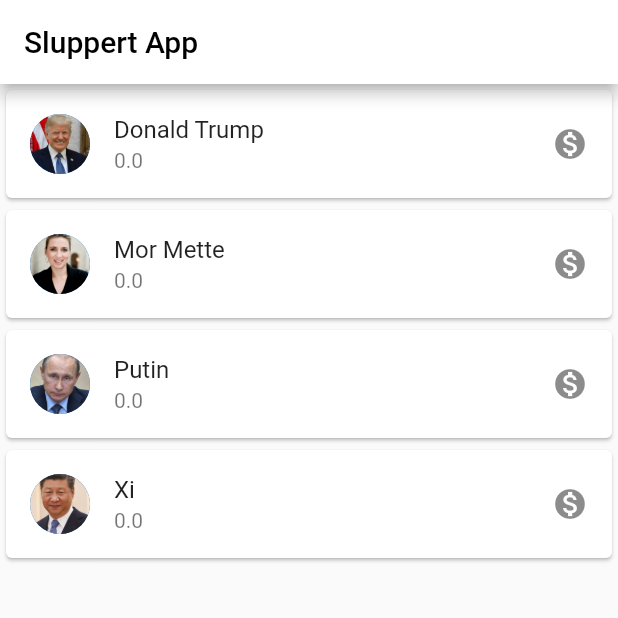
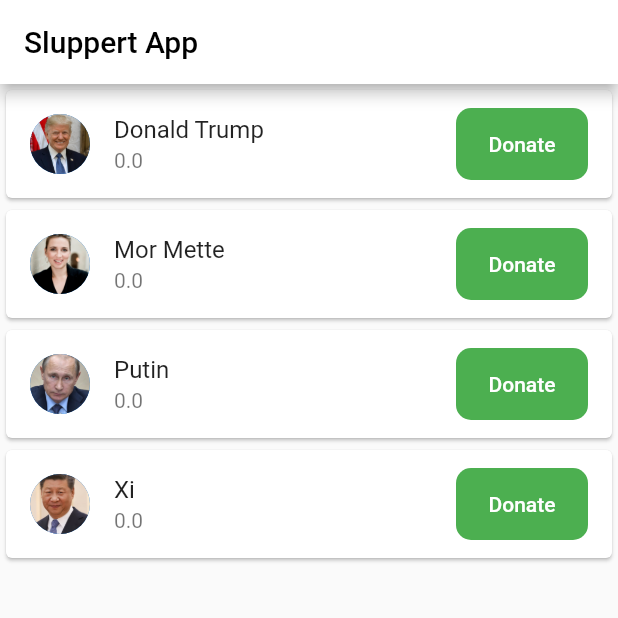
Before and after one commit to bidblog/sluppert-17-app, a Flutter app: the screen it shows after launch, on a phone screen of 412 x 824 dp, the top half of it. Run offline on Flutter 3.47's test engine with Material 2 defaults, Android fonts, the phone set to English and light mode, and no system bars.

Commit message:
Refactoret til at anvende Provider frameworket.

```diff
--- a/lib/main.dart
+++ b/lib/main.dart
@@ -1,13 +1,18 @@
 import 'package:flutter/cupertino.dart';
 import 'package:flutter/material.dart';
+import 'package:slupperapplive/models/sluppert_data.dart';
 import 'package:slupperapplive/routes/sluppert_list.dart';
+import 'package:provider/provider.dart';
 
 void main() => runApp(SluppertApp());
 
 class SluppertApp extends StatelessWidget {
   @override
   Widget build(BuildContext context) {
-    return MaterialApp(
+    // Jeg wrapper yderste app i provideren, og i create laver jeg instans af det data der skal stilles til rådighed
+    return ChangeNotifierProvider<SluppertData>(
+      create: (context) => SluppertData(),
+      child: MaterialApp(
         home: Scaffold(
           appBar: AppBar(
             title: Text(
@@ -18,6 +23,7 @@ class SluppertApp extends StatelessWidget {
           ),
           body: SluppertList(),
         ),
+      ),
     );
   }
 }
--- /dev/null
+++ b/lib/models/sluppert_data.dart
@@ -0,0 +1,26 @@
+import 'package:flutter/material.dart';
+import 'package:slupperapplive/models/sluppert_model.dart';
+
+// Vi nedarver fra ChangeNotifier for at få adgang til en metode der kan opdatere widgets når data ændrer sig.
+class SluppertData extends ChangeNotifier {
+  List<SluppertModel> _slupperter = SluppertModel.demoData();
+
+  //En funktion der kan give mig en bestemt sluppert retur
+  SluppertModel sluppertAtIndex(int index) {
+    return _slupperter[index];
+  }
+
+  //En Beregnet property der fortæller hvor mange slupperter vi har vi vores data
+  int get numberOfSlupperter {
+    return _slupperter.length;
+  }
+
+  // En funktion der modtager en donation og opdaterer en sluppert
+  void receiveDonation({@required double donation, @required int atIndex}) {
+    _slupperter[atIndex].donationTotal += donation;
+
+    // Her kalder vi en metode der fortæller vores lyttere at data har opdateret sig.
+    notifyListeners();
+    print('NotifyListeners');
+  }
+}
--- a/lib/routes/sluppert_list.dart
+++ b/lib/routes/sluppert_list.dart
@@ -1,57 +1,20 @@
 import 'package:flutter/material.dart';
+import 'package:slupperapplive/models/sluppert_data.dart';
 import 'package:slupperapplive/models/sluppert_model.dart';
 import 'package:slupperapplive/widgets/sluppert_card.dart';
+import 'package:slupperapplive/widgets/sluppert_list_tile.dart';
+import 'package:provider/provider.dart';
 
-class SluppertList extends StatefulWidget {
-  List<SluppertModel> slupperter = SluppertModel.demoData();
-
-  @override
-  _SluppertListState createState() => _SluppertListState();
-}
-
-class _SluppertListState extends State<SluppertList> {
+class SluppertList extends StatelessWidget {
   @override
   Widget build(BuildContext context) {
     return Container(
       child: ListView.builder(
-        itemCount: widget.slupperter.length,
+        itemCount: Provider.of<SluppertData>(context).numberOfSlupperter,
         itemBuilder: (context, index) => SluppertListTile(
-          sluppert: widget.slupperter[index],
-          onTap: () {
-            setState(() {
-              widget.slupperter[index].donationTotal += 100.0;
-            });
-
-            print(
-                'Vores ${widget.slupperter[index].name} Sluppert har ${widget.slupperter[index].donationTotal.toString()}');
-          },
+          sluppertIndex: index,
         ),
       ),
     );
   }
 }
-
-class SluppertListTile extends StatelessWidget {
-  final SluppertModel sluppert;
-  final Function onTap;
-
-  SluppertListTile({@required this.sluppert, @required this.onTap});
-
-  @override
-  Widget build(BuildContext context) {
-    return Card(
-      child: ListTile(
-        title: Text(sluppert.name),
-        subtitle: Text(sluppert.donationTotal.toString()),
-        leading: CircleAvatar(
-          backgroundImage: AssetImage(sluppert.assetImage),
-        ),
-        trailing: Icon(Icons.monetization_on),
-        onTap: () {
-          onTap();
-          print('Trykket på sluppert ${sluppert.name}');
-        },
-      ),
-    );
-  }
-}
--- /dev/null
+++ b/lib/widgets/donation_button.dart
@@ -0,0 +1,26 @@
+import 'package:flutter/material.dart';
+
+class DonationButton extends StatelessWidget {
+  final Function onTap;
+
+  DonationButton({@required this.onTap});
+
+  @override
+  Widget build(BuildContext context) {
+    return Container(
+      decoration: BoxDecoration(
+        color: Colors.green,
+        borderRadius: BorderRadius.circular(10.0),
+      ),
+      child: FlatButton(
+        child: Text(
+          'Donate',
+          style: TextStyle(color: Colors.white),
+        ),
+        onPressed: () {
+          onTap();
+        },
+      ),
+    );
+  }
+}
--- /dev/null
+++ b/lib/widgets/sluppert_list_tile.dart
@@ -0,0 +1,42 @@
+import 'package:flutter/material.dart';
+import 'package:slupperapplive/models/sluppert_model.dart';
+import 'package:slupperapplive/widgets/donation_button.dart';
+import 'package:provider/provider.dart';
+import 'package:slupperapplive/models/sluppert_data.dart';
+
+class SluppertListTile extends StatelessWidget {
+  final int sluppertIndex;
+
+  SluppertListTile({@required this.sluppertIndex});
+
+  @override
+  Widget build(BuildContext context) {
+    return Card(
+      child: ListTile(
+        title: Text(Provider.of<SluppertData>(context)
+            .sluppertAtIndex(sluppertIndex)
+            .name),
+        subtitle: Text(Provider.of<SluppertData>(context)
+            .sluppertAtIndex(sluppertIndex)
+            .donationTotal
+            .toString()),
+        leading: CircleAvatar(
+          backgroundImage: AssetImage(Provider.of<SluppertData>(context)
+              .sluppertAtIndex(sluppertIndex)
+              .assetImage),
+        ),
+        trailing: DonationButton(
+          onTap: () {
+            // Vi skal have fat i Provideren
+            // todo: Vi får en fejl hvis ikke vi skriver listen false her fordi donation knkappen ikke bruger provider.
+            Provider.of<SluppertData>(context, listen: false).receiveDonation(
+              donation: 100.0,
+              atIndex: sluppertIndex,
+            );
+            print('TODO: Donation');
+          },
+        ),
+      ),
+    );
+  }
+}
--- a/pubspec.yaml
+++ b/pubspec.yaml
@@ -23,6 +23,7 @@ dependencies:
   # The following adds the Cupertino Icons font to your application.
   # Use with the CupertinoIcons class for iOS style icons.
   cupertino_icons: ^0.1.2
+  provider: ^4.1.3
 
 dev_dependencies:
   flutter_test:
```
Also changed, not shown: pubspec.lock, 1 other file. Lines whose indentation alone changed are shown as unchanged.
